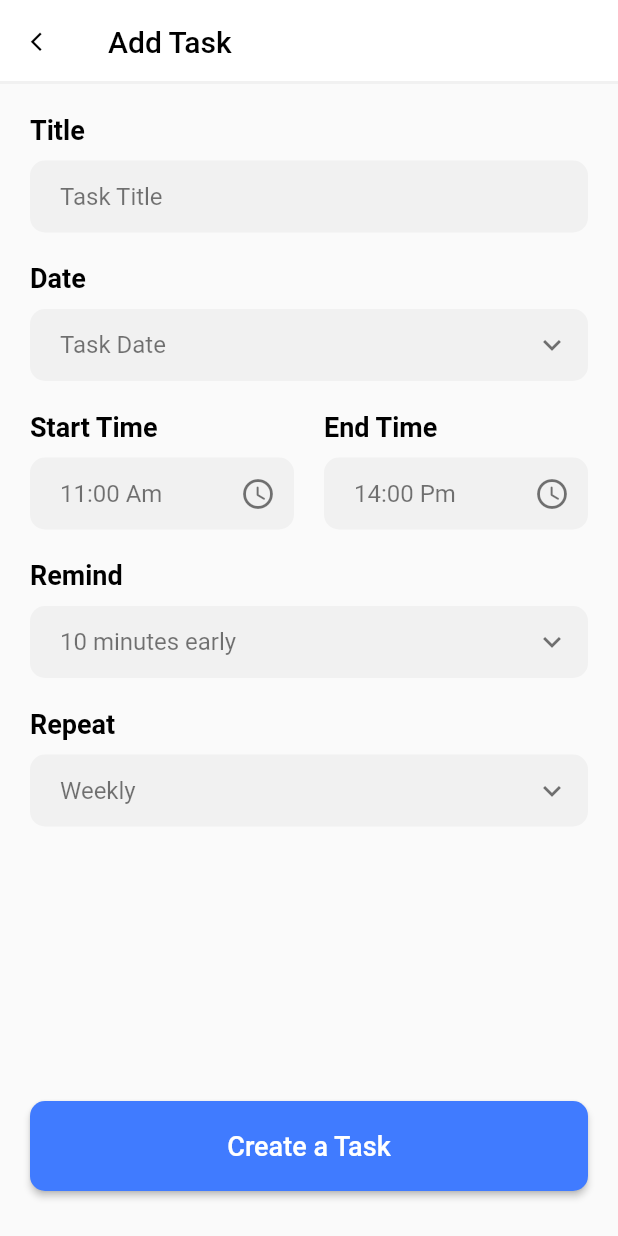
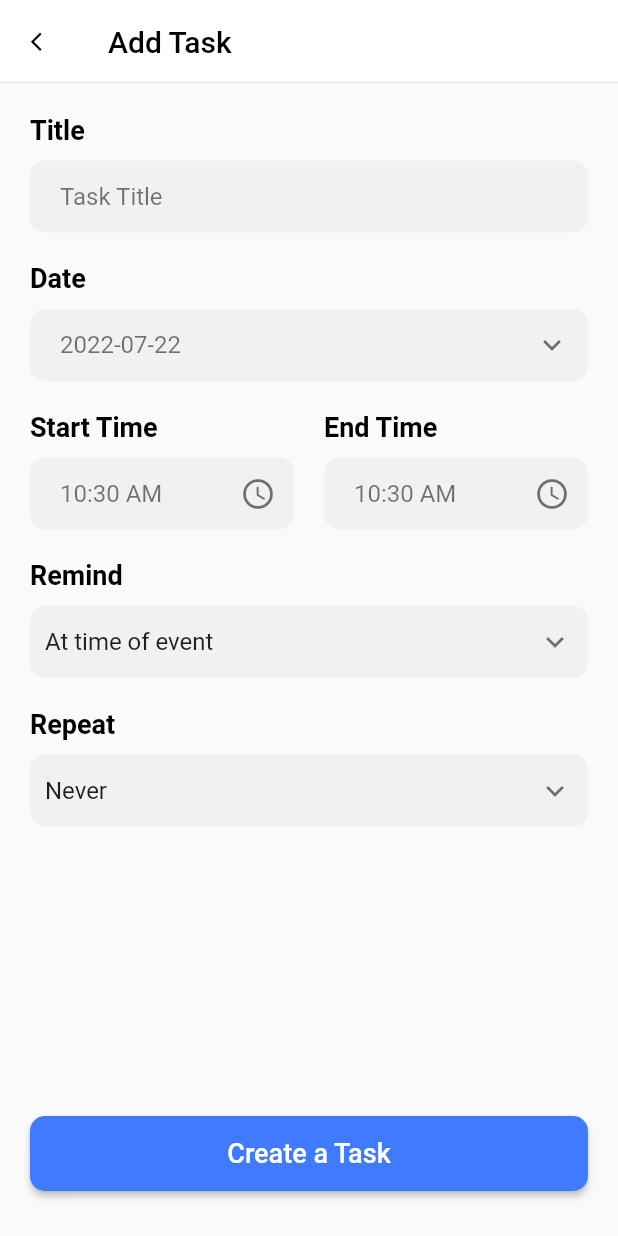
Before and after one commit to josephmaged/Algoriza_ToDoList, a Flutter app: the AddTaskWidget screen opened directly, on a phone screen of 412 x 824 dp. Run offline on Flutter 3.47's test engine with Material 2 defaults, Android fonts, the phone set to English and light mode, and no system bars; our stand-ins replace flutter_bloc, shared_preferences, sqflite; missing offline and left inert: animated_horizontal_calendar; accounts and stored records are empty.

Commit message:
get task data ready

```diff
--- /dev/null
+++ b/lib/core/util/bloc/app/states.dart
@@ -0,0 +1,13 @@
+abstract class AppStates {}
+
+class AppInitialState extends AppStates {}
+
+class AppDatabaseInitialized extends AppStates {}
+
+class AppDatabaseTodoCreated extends AppStates {}
+
+class AppDatabaseLoading extends AppStates {}
+
+class AppDatabaseTodo extends AppStates {}
+
+class AppDatePicker extends AppStates {}
--- /dev/null
+++ b/lib/core/util/bloc/data/dropdown_items.dart
@@ -0,0 +1,23 @@
+import 'package:flutter/material.dart';
+
+List<DropdownMenuItem<String>> get remindItems {
+  List<DropdownMenuItem<String>> menuItems = [
+    const DropdownMenuItem(child: Text("At time of event"), value: "At time of event"),
+    const DropdownMenuItem(child: Text("5 minutes before"), value: "5 minutes before"),
+    const DropdownMenuItem(child: Text("10 minutes before"), value: "10 minutes before"),
+    const DropdownMenuItem(child: Text("15 minutes before"), value: "15 minutes before"),
+    const DropdownMenuItem(child: Text("30 minutes before"), value: "30 minutes before"),
+  ];
+  return menuItems;
+}
+
+List<DropdownMenuItem<String>> get repeatItems {
+  List<DropdownMenuItem<String>> repeatMenuItems = [
+    const DropdownMenuItem(child: Text("Never"), value: "Never"),
+    const DropdownMenuItem(child: Text("Every Day"), value: "Every Day"),
+    const DropdownMenuItem(child: Text("Every 2 Week"), value: "Every 2 Week"),
+    const DropdownMenuItem(child: Text("Every Month"), value: "Every Month"),
+    const DropdownMenuItem(child: Text("Every Year"), value: "Every Year"),
+  ];
+  return repeatMenuItems;
+}
--- a/lib/features/add_task/presentation/widgets/add_task_widget.dart
+++ b/lib/features/add_task/presentation/widgets/add_task_widget.dart
@@ -1,15 +1,26 @@
-import 'package:flutter/cupertino.dart';
 import 'package:flutter/material.dart';
+import 'package:flutter_bloc/flutter_bloc.dart';
 import 'package:to_do_list/config/const.dart';
+import 'package:to_do_list/core/util/bloc/app/cubit.dart';
+import 'package:to_do_list/core/util/bloc/app/states.dart';
+import 'package:to_do_list/core/util/bloc/data/dropdown_items.dart';
+import 'package:to_do_list/features/add_task/presentation/widgets/reusable_drop_down.dart';
 import 'package:to_do_list/features/add_task/presentation/widgets/reusable_text.dart';
 import 'package:to_do_list/features/add_task/presentation/widgets/reusable_text_form.dart';
 import 'package:to_do_list/features/widgets/reusable_button.dart';
 
-class AddTaskWidget extends StatelessWidget {
+class AddTaskWidget extends StatefulWidget {
   const AddTaskWidget({Key? key}) : super(key: key);
 
   @override
+  State<AddTaskWidget> createState() => _AddTaskWidgetState();
+}
+
+class _AddTaskWidgetState extends State<AddTaskWidget> {
+  @override
   Widget build(BuildContext context) {
+    return BlocBuilder<AppBloc, AppStates>(
+      builder: (context, state) {
         return Scaffold(
           appBar: AppBar(
             backgroundColor: Colors.white,
@@ -44,7 +55,8 @@ class AddTaskWidget extends StatelessWidget {
                         const SizedBox(
                           height: 10,
                         ),
-                    const ReusableTextForm(
+                        ReusableTextForm(
+                          controller: AppBloc.get(context).titleController,
                           hitText: 'Task Title',
                         ),
                         const SizedBox(
@@ -55,11 +67,14 @@ class AddTaskWidget extends StatelessWidget {
                           height: 10,
                         ),
                         GestureDetector(
-                      onTap: () {},
-                      child: const ReusableTextForm(
-                        hitText: 'Task Date',
+                          onTap: () {
+                            AppBloc.get(context).date(context);
+                          },
+                          child: ReusableTextForm(
+                            controller: AppBloc.get(context).dateController,
+                            hitText: AppBloc.get(context).selectedDateString,
                             enabled: false,
-                        suffixIcon: Icon(
+                            suffixIcon: const Icon(
                               Icons.keyboard_arrow_down,
                               color: kLightBlackColor,
                             ),
@@ -81,11 +96,14 @@ class AddTaskWidget extends StatelessWidget {
                                     height: 10,
                                   ),
                                   GestureDetector(
-                                onTap: () {},
-                                child: const ReusableTextForm(
-                                  hitText: '11:00 Am',
+                                    onTap: () {
+                                      AppBloc.get(context).selectStartTime(context);
+                                    },
+                                    child: ReusableTextForm(
+                                      controller: AppBloc.get(context).startTimeController,
+                                      hitText: AppBloc.get(context).selectedStartTime.format(context),
                                       enabled: false,
-                                  suffixIcon: Icon(
+                                      suffixIcon: const Icon(
                                         Icons.access_time_rounded,
                                         color: kLightBlackColor,
                                       ),
@@ -94,7 +112,9 @@ class AddTaskWidget extends StatelessWidget {
                                 ],
                               ),
                             ),
-                        const SizedBox(width: 20,),
+                            const SizedBox(
+                              width: 20,
+                            ),
                             Expanded(
                               flex: 1,
                               child: Column(
@@ -105,11 +125,14 @@ class AddTaskWidget extends StatelessWidget {
                                     height: 10,
                                   ),
                                   GestureDetector(
-                                onTap: () {},
-                                child: const ReusableTextForm(
-                                  hitText: '14:00 Pm',
+                                    onTap: () {
+                                      AppBloc.get(context).selectEndTime(context);
+                                    },
+                                    child: ReusableTextForm(
+                                      controller: AppBloc.get(context).endTimeController,
+                                      hitText: AppBloc.get(context).selectedEndTime.format(context),
                                       enabled: false,
-                                  suffixIcon: Icon(
+                                      suffixIcon: const Icon(
                                         Icons.access_time_rounded,
                                         color: kLightBlackColor,
                                       ),
@@ -127,16 +150,14 @@ class AddTaskWidget extends StatelessWidget {
                         const SizedBox(
                           height: 10,
                         ),
-                    GestureDetector(
-                      onTap: () {},
-                      child: const ReusableTextForm(
-                        hitText: '10 minutes early',
-                        enabled: false,
-                        suffixIcon: Icon(
-                          Icons.keyboard_arrow_down,
-                          color: kLightBlackColor,
-                        ),
-                      ),
+                        ReusableDropDown(
+                          hint: Text(AppBloc.get(context).reminderController),
+                          value: AppBloc.get(context).reminderController,
+                          items: remindItems,
+                          onChanged: (String? newValue) {
+                            AppBloc.get(context).selectRemind(context);
+                            AppBloc.get(context).reminderController = newValue!;
+                          },
                         ),
                         const SizedBox(
                           height: 20,
@@ -145,16 +166,14 @@ class AddTaskWidget extends StatelessWidget {
                         const SizedBox(
                           height: 10,
                         ),
-                    GestureDetector(
-                      onTap: () {},
-                      child: const ReusableTextForm(
-                        hitText: 'Weekly',
-                        enabled: false,
-                        suffixIcon: Icon(
-                          Icons.keyboard_arrow_down,
-                          color: kLightBlackColor,
-                        ),
-                      ),
+                        ReusableDropDown(
+                          hint: Text(AppBloc.get(context).repeatController),
+                          value: AppBloc.get(context).repeatController,
+                          items: repeatItems,
+                          onChanged: (String? newValue) {
+                            AppBloc.get(context).selectRepeat(context);
+                            AppBloc.get(context).repeatController = newValue!;
+                          },
                         ),
                         const SizedBox(
                           height: 80,
@@ -163,10 +182,15 @@ class AddTaskWidget extends StatelessWidget {
                     ),
                   ),
                 ),
-            ReusableButton(text: 'Create a Task', onPressed: (){})
+                ReusableButton(
+                  text: 'Create a Task',
+                  onPressed: () {},
+                ),
               ],
             ),
           ),
         );
+      },
+    );
   }
 }
--- /dev/null
+++ b/lib/features/add_task/presentation/widgets/reusable_drop_down.dart
@@ -0,0 +1,39 @@
+import 'package:flutter/material.dart';
+import 'package:to_do_list/config/const.dart';
+import 'package:to_do_list/core/util/bloc/app/cubit.dart';
+import 'package:to_do_list/core/util/bloc/data/dropdown_items.dart';
+
+class ReusableDropDown extends StatelessWidget {
+  Widget hint;
+  String value;
+  List<DropdownMenuItem<String>> items;
+
+  void Function(String?) onChanged;
+
+  ReusableDropDown({Key? key, required this.hint, required this.value, required this.items, required this.onChanged})
+      : super(key: key);
+
+  @override
+  Widget build(BuildContext context) {
+    return Container(
+      width: MediaQuery.of(context).size.width,
+      padding: const EdgeInsets.only(right: 10, left: 10),
+      decoration: BoxDecoration(
+        color: kLightColor,
+        borderRadius: BorderRadius.circular(10),
+      ),
+      child: DropdownButtonHideUnderline(
+        child: DropdownButton(
+          hint: hint,
+          value: value,
+          icon: const Icon(
+            Icons.keyboard_arrow_down,
+            color: kLightBlackColor,
+          ),
+          items: items,
+          onChanged: onChanged,
+        ),
+      ),
+    );
+  }
+}
--- a/lib/features/add_task/presentation/widgets/reusable_text_form.dart
+++ b/lib/features/add_task/presentation/widgets/reusable_text_form.dart
@@ -7,21 +7,21 @@ class ReusableTextForm extends StatelessWidget {
   final String hitText;
   final bool enabled;
   final Widget? suffixIcon;
- // final TextEditingController controller;
+  final TextEditingController controller;
 
   const ReusableTextForm({
     Key? key,
     required this.hitText,
     this.enabled = true,
     this.suffixIcon,
-    //required this.controller
+    required this.controller
   }) : super(key: key);
 
   @override
   Widget build(BuildContext context) {
     return TextFormField(
       keyboardType: TextInputType.name,
-     // controller: controller,
+      controller: controller,
       decoration: InputDecoration(
         contentPadding: const EdgeInsets.symmetric(horizontal: 20),
         border: OutlineInputBorder(
--- a/lib/features/schedule/presentation/widgets/schedule_widget.dart
+++ b/lib/features/schedule/presentation/widgets/schedule_widget.dart
@@ -1,6 +1,7 @@
 import 'package:animated_horizontal_calendar/animated_horizontal_calendar.dart';
 import 'package:flutter/material.dart';
 import 'package:to_do_list/config/const.dart';
+
 
 class ScheduleWidget extends StatelessWidget {
   const ScheduleWidget({Key? key}) : super(key: key);
@@ -30,6 +31,7 @@ class ScheduleWidget extends StatelessWidget {
           Positioned(
             top: 10,
             height: 100,
+            width: MediaQuery.of(context).size.width,
             child: AnimatedHorizontalCalendar(
               tableCalenderIcon: const Icon(Icons.calendar_today),
               date: DateTime.now(),
--- a/lib/features/widgets/reusable_button.dart
+++ b/lib/features/widgets/reusable_button.dart
@@ -15,7 +15,7 @@ class ReusableButton extends StatelessWidget {
   Widget build(BuildContext context) {
     return Positioned(
       bottom: 10,
-      height: 100,
+      height: 90,
       width: MediaQuery.of(context).size.width,
       child: Padding(
         padding: const EdgeInsets.all(20),
--- a/pubspec.yaml
+++ b/pubspec.yaml
@@ -31,6 +31,10 @@ dependencies:
     sdk: flutter
   shared_preferences: ^2.0.15
   animated_horizontal_calendar: ^0.0.3
+  intl: ^0.17.0
+  flutter_bloc: ^8.0.1
+  sqflite: ^2.0.2
+  path: ^1.8.0
 
 
   # The following adds the Cupertino Icons font to your application.
@@ -61,7 +65,7 @@ flutter:
 
   # To add assets to your application, add an assets section, like this:
   assets:
-  - assets/images/
+    - assets/images/
 
   # An image asset can refer to one or more resolution-specific "variants", see
   # https://flutter.dev/assets-and-images/#resolution-aware.
```
Also changed, not shown: lib/core/util/bloc/app/cubit.dart (added, +126 -0 lines), lib/main.dart (+15 -8 lines), pubspec.lock. Lines whose indentation alone changed are shown as unchanged.
